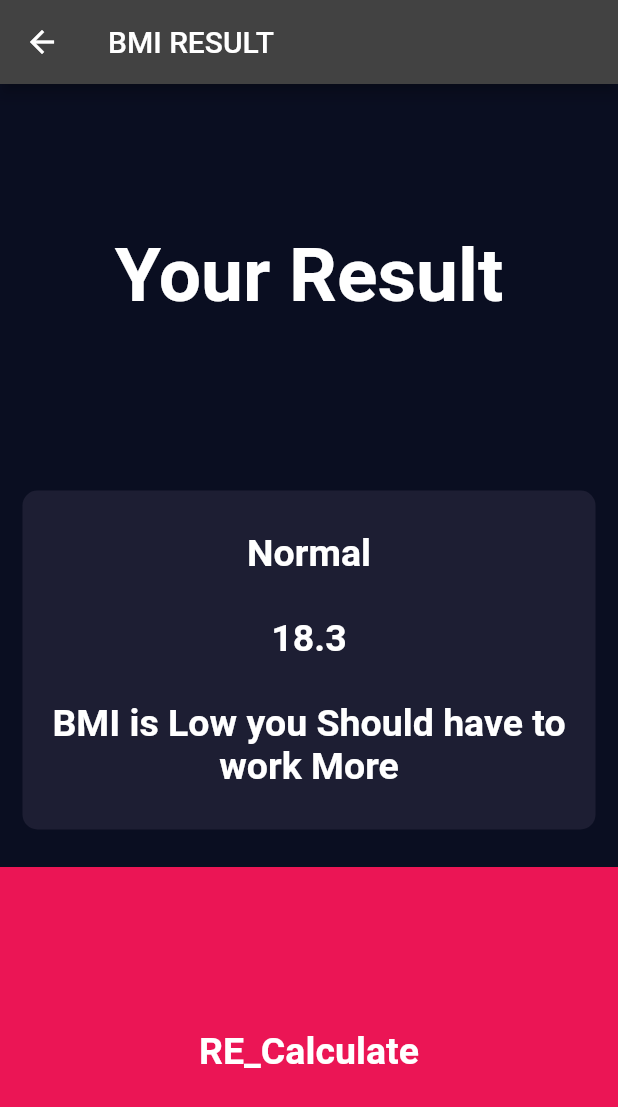
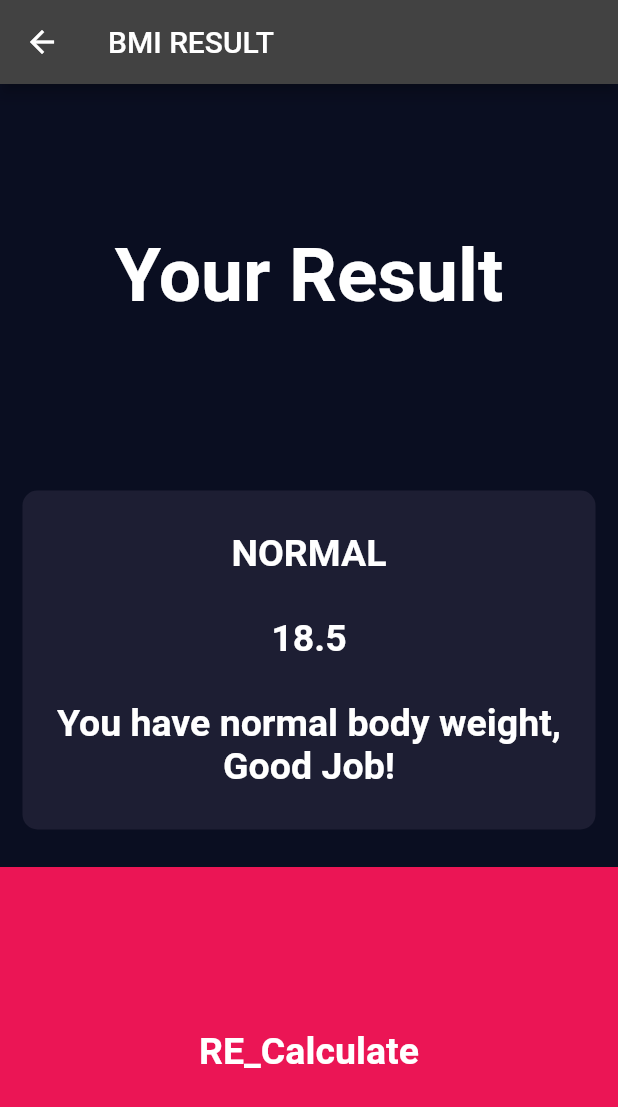
Before and after one commit to muhammad-usmman/Small-Flutter-Projects, a Flutter app: the screen it shows after launch, after a tap on "Calculate", on a phone screen of 412 x 824 dp. Shown: the top 1107 px of the screen. Run offline on Flutter 3.47's test engine with Material 2 defaults, Android fonts, the phone set to English and light mode, and no system bars; our stand-ins replace font_awesome_flutter.

Commit message:
app complete

```diff
--- /dev/null
+++ b/bmi_calculator/lib/CalculatorFile.dart
@@ -0,0 +1,37 @@
+import 'dart:math';
+
+class CalculatorBrain{
+  CalculatorBrain({this.height, this.weight});
+  final int? height;
+  final int? weight;
+  double? _bmi;
+
+  String calculateBMI(){
+    _bmi = weight! / pow(height! / 100, 2);
+    return _bmi!.toStringAsFixed(1);
+  }
+
+  String getResult(){
+    if(_bmi! >=25){
+      return 'Overweight';
+    }
+    else if (_bmi! >= 18.5){
+      return 'Normal';
+    }
+    else {
+      return 'Underweight';
+    }
+  }
+
+  String getInterpretation(){
+    if(_bmi! >=25){
+      return 'You have higher body weight. try to do Exercise ';
+    }
+    else if (_bmi! >= 18.5){
+      return 'You have normal body weight, Good Job!';
+    }
+    else {
+      return 'You have lower normal body weight. You can eat a bit more.';
+    }
+  }
+}
--- a/bmi_calculator/lib/input_page.dart
+++ b/bmi_calculator/lib/input_page.dart
@@ -5,6 +5,7 @@ import 'iconTextfile.dart';
 import 'containerFile.dart';
 import 'constant.dart';
 import 'resultfile.dart';
+import 'package:bmi_calculator/CalculatorFile.dart';
 
 enum Gender{
   male,
@@ -202,7 +203,14 @@ int sliderAge=20;
 
           GestureDetector(
             onTap: (){
-            Navigator.push(context, MaterialPageRoute(builder: (context)=>ResultScreen()));
+              CalculatorBrain calc=CalculatorBrain(height: sliderheight, weight: sliderWeight);
+            Navigator.push(context,
+                MaterialPageRoute(builder: (context)=>ResultScreen(
+                  BmiResult: calc.calculateBMI(),
+                  resultText: calc.getResult(),
+                  interpretation: calc.getInterpretation(),
+
+                )));
             },
 
             child: Container(
--- a/bmi_calculator/lib/resultfile.dart
+++ b/bmi_calculator/lib/resultfile.dart
@@ -4,11 +4,22 @@ import 'package:flutter/material.dart';
  import 'input_page.dart';
 
 
+
  class ResultScreen extends StatelessWidget {
+    ResultScreen({
+     required  this.BmiResult,
+      required this.interpretation,
+      required this.resultText
+          });
+
+   final String BmiResult;
+   final String resultText;
+   final String interpretation;
 
 
    @override
-  Widget build(BuildContext context) {
+   Widget build(BuildContext context)
+   {
      return Scaffold(
        appBar: AppBar(
          title: Text('BMI RESULT'),
@@ -36,15 +47,15 @@ class ResultScreen extends StatelessWidget {
                 crossAxisAlignment: CrossAxisAlignment.center,
                 children: [
                   Text(
-                   'Normal',
+                    resultText.toUpperCase(),
                     style: kResultText,
                   ),
                   Text(
-                   '18.3',
+                    BmiResult,
                     style: kBMITextStyle,
                   ),
                   Text(
-                   'BMI is Low you Should have to work More',
+                    interpretation,
                     textAlign: TextAlign.center,
                     style: kBodyTextStyle,
                   ),
@@ -55,7 +66,7 @@ class ResultScreen extends StatelessWidget {
            Expanded(
              child:  GestureDetector(
                onTap: (){
-                Navigator.push(context, MaterialPageRoute(builder: (context)=>ResultScreen()));
+                 Navigator.push(context, MaterialPageRoute(builder: (context)=>InputPage()));
                },
 
                child: Container(
```
Lines whose indentation alone changed are shown as unchanged.
